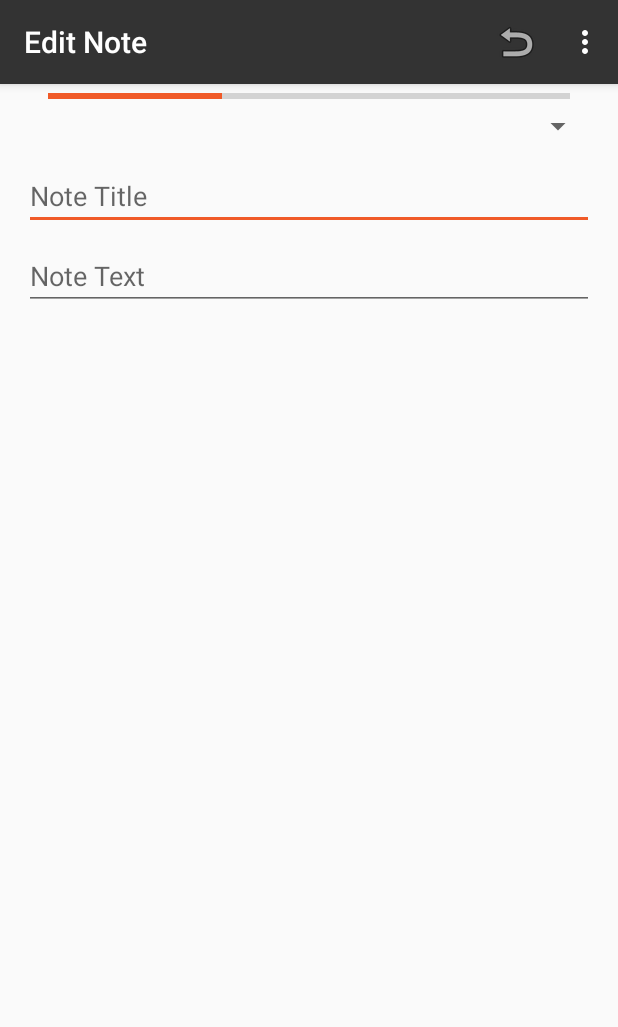
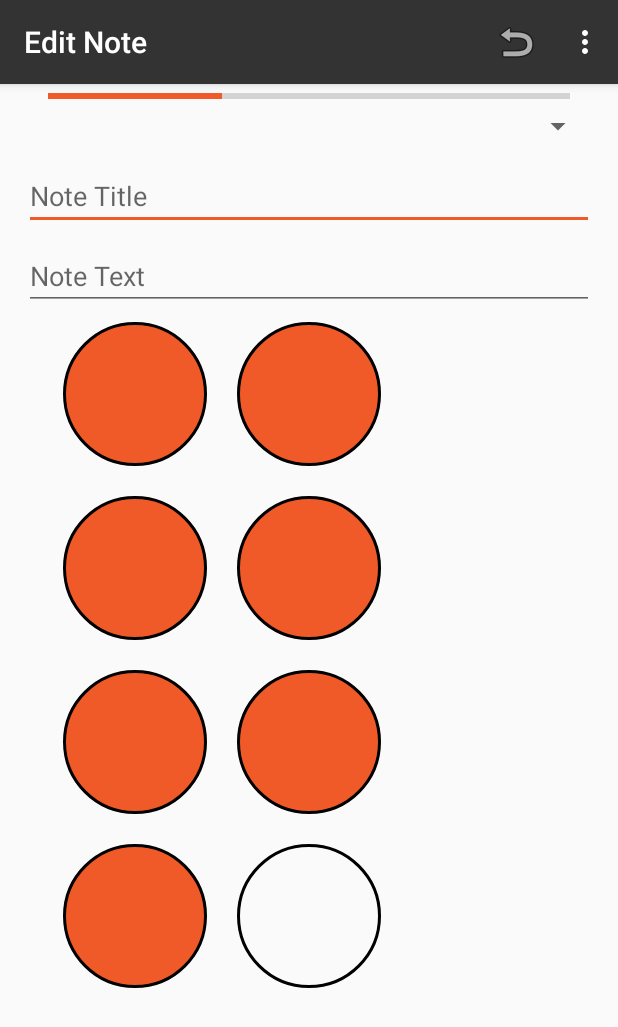
Before and after one commit to mayokunadeniyi/Quick-Notes, an Android app: the NoteActivity screen opened directly, with no data from a screen before it, on a phone screen of 412 x 824 dp. Shown: the top 1027 px of the screen. Run offline under Robolectric (Android 15) with nearby library versions, the phone set to English and light mode, and no system bars.

Commit message:
Add Custom View [ModuleStatusView]

```diff
--- a/app/src/main/java/com/mayokun/quicknotes/Activities/NoteActivity.java
+++ b/app/src/main/java/com/mayokun/quicknotes/Activities/NoteActivity.java
@@ -43,6 +43,7 @@ import com.mayokun.quicknotes.Utils.Constants;
 import com.mayokun.quicknotes.Utils.Constants.CourseInfoEntry;
 import com.mayokun.quicknotes.Utils.Constants.NoteInfoEntry;
 import com.mayokun.quicknotes.Utils.CourseEventBroadcastHelper;
+import com.mayokun.quicknotes.Utils.ModuleStatusView;
 import com.mayokun.quicknotes.Utils.NoteReminderReceiver;
 import com.mayokun.quicknotes.Utils.QuickNotesNotification;
 
@@ -72,6 +73,7 @@ public class NoteActivity extends AppCompatActivity implements LoaderManager.Loa
     private boolean coursesQueryFinished;
     private boolean notesQueryFinished;
     private Uri noteUri;
+    private ModuleStatusView moduleStatusView;
 
     @Override
     protected void onCreate(Bundle savedInstanceState) {
@@ -109,6 +111,19 @@ public class NoteActivity extends AppCompatActivity implements LoaderManager.Loa
         if (!mIsNewNote)
             //Using a Loader Manager to query db for notes
             getLoaderManager().initLoader(Constants.LOADER_NOTES, null, this);
+
+        moduleStatusView = (ModuleStatusView) findViewById(R.id.moduleStatusView);
+        loadModuleStatusValues();
+    }
+
+    private void loadModuleStatusValues() {
+        int totalNoOfModules = 11;
+        int completedNumberOfModules = 7;
+        boolean[] moduleStatus = new boolean[totalNoOfModules];
+        for (int moduleIndex = 0; moduleIndex < completedNumberOfModules; moduleIndex++){
+            moduleStatus[moduleIndex] = true;
+        }
+        moduleStatusView.setModuleStatus(moduleStatus);
     }
 
     private void restoreOriginalStateValues(Bundle savedInstanceState) {
--- a/app/src/main/java/com/mayokun/quicknotes/Utils/ModuleStatusView.java
+++ b/app/src/main/java/com/mayokun/quicknotes/Utils/ModuleStatusView.java
@@ -7,8 +7,9 @@ import android.graphics.Color;
 import android.graphics.Paint;
 import android.graphics.Rect;
 import android.graphics.drawable.Drawable;
-import android.text.TextPaint;
 import android.util.AttributeSet;
+import android.util.DisplayMetrics;
+import android.view.MotionEvent;
 import android.view.View;
 
 import com.mayokun.quicknotes.R;
@@ -18,6 +19,9 @@ import com.mayokun.quicknotes.R;
  */
 public class ModuleStatusView extends View {
     public static final int MODULE_ARRAY_SIZE = 7;
+    public static final int INVALID_INDEX = -1;
+    public static final int SHAPE_CIRCLE = 0;
+    public static final float DEFAULT_OUTLINE_WIDTH = 2f;
     private String mExampleString; // TODO: use a default from R.string...
     private int mExampleColor = Color.RED; // TODO: use a default from R.color...
     private float mExampleDimension = 0; // TODO: use a default from R.dimen...
@@ -34,6 +38,7 @@ public class ModuleStatusView extends View {
     private Paint paintFill;
     private float radius;
     private int maxHorizontalModules;
+    private int shape;
 
     public ModuleStatusView(Context context) {
         super(context);
@@ -54,18 +59,24 @@ public class ModuleStatusView extends View {
         if (isInEditMode())
             setUpEditModeValues();
 
+        DisplayMetrics dm = getContext().getResources().getDisplayMetrics();
+        float displayDensity = dm.density;
+        float defaultOutlineWidthPixels = displayDensity * DEFAULT_OUTLINE_WIDTH;
+
         // Load attributes
         final TypedArray a = getContext().obtainStyledAttributes(
                 attrs, R.styleable.ModuleStatusView, defStyle, 0);
 
+        outlineColor = a.getColor(R.styleable.ModuleStatusView_outlineColor,Color.BLACK);
+        shape = a.getInt(R.styleable.ModuleStatusView_shape, SHAPE_CIRCLE);
+        outlineWidth = a.getDimension(R.styleable.ModuleStatusView_outlineWidth,defaultOutlineWidthPixels);
+
         a.recycle();
 
-        outlineWidth = 6f;
         shapeSize = 144f;
         spacing = 30f;
         radius = (shapeSize - outlineWidth) / 2;
 
-        outlineColor = Color.BLACK;
         paintOutline = new Paint(Paint.ANTI_ALIAS_FLAG);
         paintOutline.setStyle(Paint.Style.STROKE);
         paintOutline.setStrokeWidth(outlineWidth);
@@ -110,17 +121,67 @@ public class ModuleStatusView extends View {
     @Override
     protected void onDraw(Canvas canvas) {
         super.onDraw(canvas);
+        for (int moduleIndex = 0; moduleIndex<moduleRectangles.length; moduleIndex++){
+            if (shape == SHAPE_CIRCLE) {
+                float x = moduleRectangles[moduleIndex].centerX();
+                float y = moduleRectangles[moduleIndex].centerY();
 
-        for (int moduleIndex = 0; moduleIndex<moduleRectangles.length; moduleIndex++){
-            float x = moduleRectangles[moduleIndex].centerX();
-            float y = moduleRectangles[moduleIndex].centerY();
+                if (moduleStatus[moduleIndex])
+                    canvas.drawCircle(x, y, radius, paintFill);
 
-            if (moduleStatus[moduleIndex])
-                canvas.drawCircle(x,y, radius,paintFill);
-
-            canvas.drawCircle(x,y, radius,paintOutline);
+                canvas.drawCircle(x, y, radius, paintOutline);
+            }else {
+                drawSquare(canvas,moduleIndex);
+            }
         }
 
+    }
+
+    private void drawSquare(Canvas canvas, int moduleIndex){
+        Rect moduleRectangle = moduleRectangles[moduleIndex];
+
+        if (moduleStatus[moduleIndex])
+            canvas.drawRect(moduleRectangle,paintFill);
+
+        canvas.drawRect(moduleRectangle.left + (outlineWidth/2),
+                moduleRectangle.top + (outlineWidth/2),
+                moduleRectangle.right - (outlineWidth/2),
+                moduleRectangle.bottom - (outlineWidth/2),
+                paintOutline);
+
+    }
+
+    @Override
+    public boolean onTouchEvent(MotionEvent event) {
+        switch (event.getAction()){
+            case MotionEvent.ACTION_UP:
+                int moduleIndex = findItemAtPoint(event.getX(),event.getY());
+                onModuleSelected(moduleIndex);
+                return true;
+
+            case MotionEvent.ACTION_DOWN:
+                return true;
+        }
+        return super.onTouchEvent(event);
+    }
+
+    private void onModuleSelected(int moduleIndex) {
+        if (moduleIndex == INVALID_INDEX)
+            return;
+
+        moduleStatus[moduleIndex] = !moduleStatus[moduleIndex];
+        invalidate();
+    }
+
+    private int findItemAtPoint(float x, float y) {
+        int moduleIndex = INVALID_INDEX;
+        for (int i = 0; i < moduleRectangles.length; i++) {
+           if (moduleRectangles[i].contains( (int) x,(int) y)){
+               moduleIndex = i;
+               break;
+           }
+        }
+        return moduleIndex;
     }
 
     @Override
@@ -131,6 +192,7 @@ public class ModuleStatusView extends View {
         int specWidth = MeasureSpec.getSize(widthMeasureSpec);
         int availableWidth = specWidth - getPaddingLeft() - getPaddingRight();
         int horizontalModulesThatCanFit = (int) (availableWidth / (shapeSize + spacing));
+
         maxHorizontalModules = Math.min(horizontalModulesThatCanFit,moduleStatus.length);
 
         desiredWidth = (int)((maxHorizontalModules * (shapeSize + spacing)) - spacing);
--- a/app/src/main/res/layout-land/content_note.xml
+++ b/app/src/main/res/layout-land/content_note.xml
@@ -76,4 +76,14 @@
         app:layout_constraintBottom_toBottomOf="parent"
         app:layout_constraintGuide_percent="0.5"
         app:layout_constraintTop_toTopOf="parent" />
+
+    <com.mayokun.quicknotes.Utils.ModuleStatusView
+        android:id="@+id/moduleStatusView"
+        android:layout_width="wrap_content"
+        android:layout_height="wrap_content"
+        android:layout_marginTop="8dp"
+        app:layout_constraintEnd_toEndOf="@+id/note_title"
+        app:layout_constraintStart_toStartOf="@+id/note_title"
+        app:layout_constraintTop_toBottomOf="@+id/note_title" />
+
 </androidx.constraintlayout.widget.ConstraintLayout>
--- a/app/src/main/res/layout/sample_module_status_view.xml
+++ b/app/src/main/res/layout/sample_module_status_view.xml
@@ -9,6 +9,8 @@
         android:background="#ccc"
         android:paddingLeft="10dp"
         android:paddingTop="10dp"
-        android:paddingBottom="40dp" />
+        android:paddingBottom="40dp"
+        app:outlineColor="@color/colorPrimaryDark"
+        app:shape="circle" />
 
 </FrameLayout>
```
Also changed, not shown: app/src/main/res/values/attrs.xml (+8 -1 lines).
